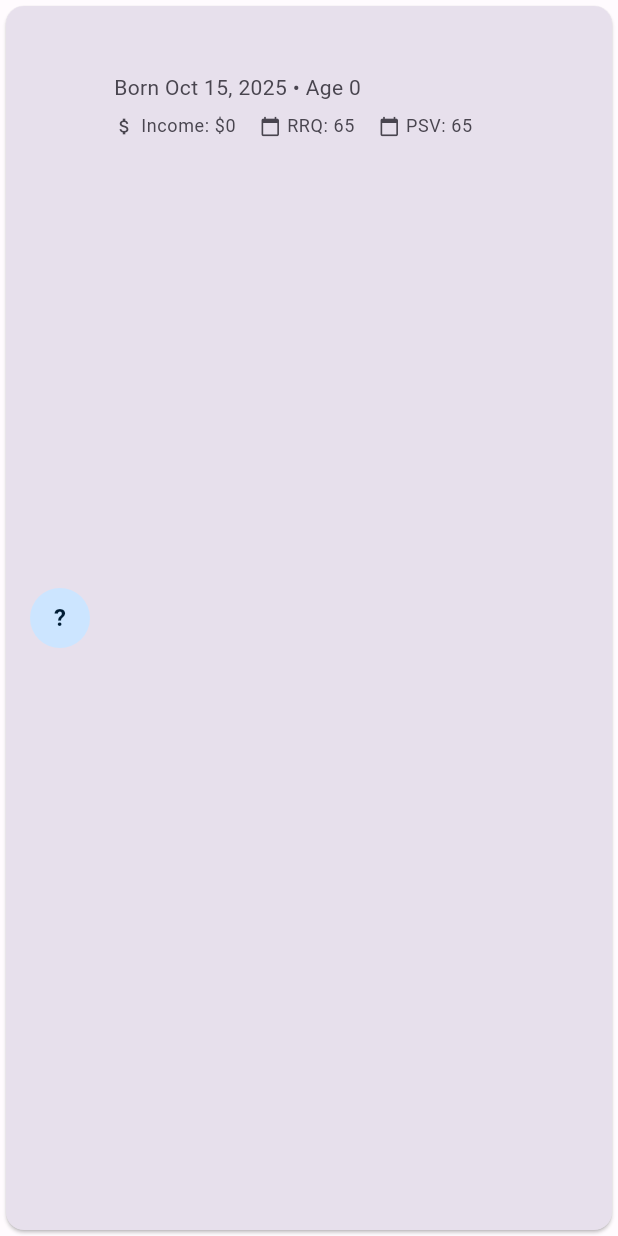
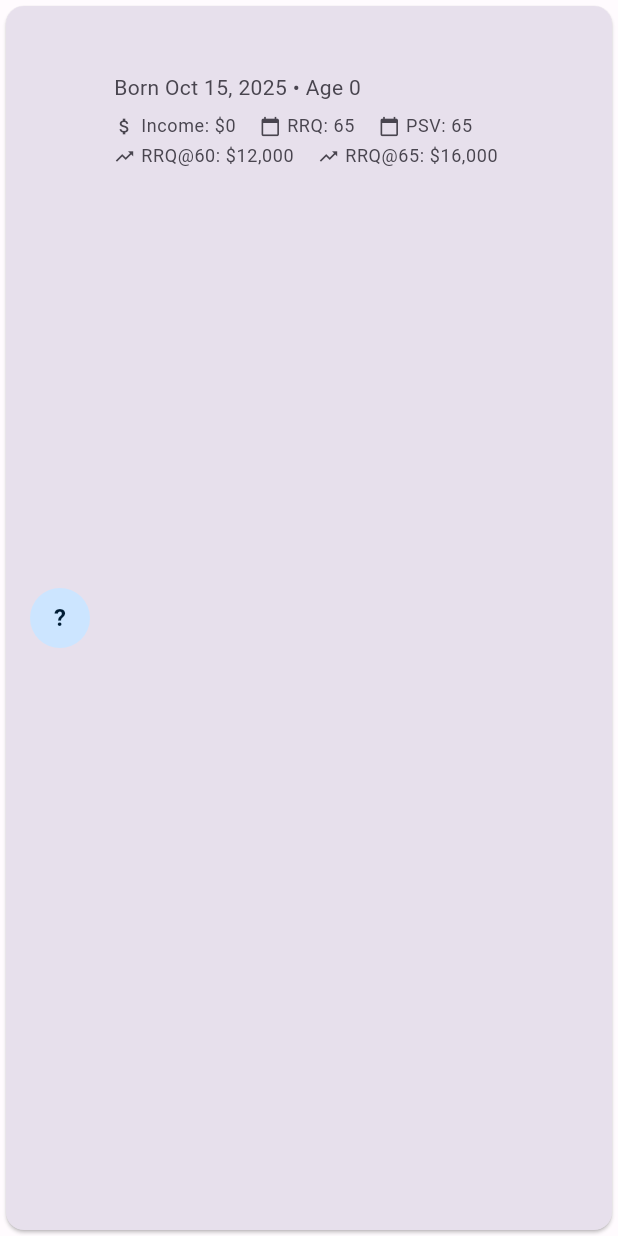
Before and after one commit to turbo2000dev/retire1, a Flutter app: the IndividualCard widget shown alone on an empty page, opened directly with empty values, on a phone screen of 412 x 824 dp. Run offline on Flutter 3.47's test engine with Material 3 defaults, Android fonts, the phone set to English and light mode, and no system bars; our stand-ins replace cloud_firestore, data_table_2, firebase_auth, firebase_core, firebase_storage, fl_chart and 6 more; missing offline and left inert: dart:html; accounts and stored records are empty; generated files the repository leaves out were written again.

Commit message:
Add projected RRQ parameters at age 60 and 65 to Individual
Add two new parameters to Individual model:
- projectedRrqAt60: Projected annual RRQ benefit if starting at age 60
- projectedRrqAt65: Projected annual RRQ benefit if starting at age 65

These allow users to specify expected RRQ amounts at different retirement ages,
providing more accurate projection calculations based on their actual RRQ estimates.

Changes:
- Update Individual domain model with new fields (with defaults: 12000 at 60, 16000 at 65)
- Keep rrqAnnualBenefit for backward compatibility (marked as deprecated)
- Add text fields in IndividualDialog for editing the new parameters
- Display new parameters in IndividualCard
- Run build_runner to regenerate Freezed/JSON code
- Export/import automatically handle new fields via toJson/fromJson

Note: Firestore and export/import will automatically handle the new fields
since they use the generated toJson/fromJson methods.

🤖 Generated with [Claude Code](https://claude.com/claude-code)

Co-Authored-By: Claude <noreply@anthropic.com>

```diff
--- a/lib/features/project/domain/individual.dart
+++ b/lib/features/project/domain/individual.dart
@@ -20,7 +20,9 @@ class Individual with _$Individual {
     @Default(0.0) double employmentIncome, // Annual salary
     @Default(65) int rrqStartAge, // RRQ start age (60-70)
     @Default(65) int psvStartAge, // PSV start age (65-70, OAS age)
-    @Default(16000.0) double rrqAnnualBenefit, // Expected annual RRQ benefit at 65
+    @Default(16000.0) double rrqAnnualBenefit, // Expected annual RRQ benefit at 65 (deprecated, kept for backward compatibility)
+    @Default(12000.0) double projectedRrqAt60, // Projected annual RRQ benefit if starting at age 60
+    @Default(16000.0) double projectedRrqAt65, // Projected annual RRQ benefit if starting at age 65
     @Default(0.0) double initialCeliRoom, // Initial CELI contribution room available
   }) = _Individual;
 
--- a/lib/features/project/presentation/widgets/individual_card.dart
+++ b/lib/features/project/presentation/widgets/individual_card.dart
@@ -78,6 +78,16 @@ class IndividualCard extends StatelessWidget {
                         Icons.calendar_today,
                         'PSV: ${individual.psvStartAge}',
                       ),
+                      _buildInfoChip(
+                        context,
+                        Icons.trending_up,
+                        'RRQ@60: ${NumberFormat.currency(symbol: '\$', decimalDigits: 0).format(individual.projectedRrqAt60)}',
+                      ),
+                      _buildInfoChip(
+                        context,
+                        Icons.trending_up,
+                        'RRQ@65: ${NumberFormat.currency(symbol: '\$', decimalDigits: 0).format(individual.projectedRrqAt65)}',
+                      ),
                     ],
                   ),
                 ],
```
Also changed, not shown: lib/features/assets/presentation/widgets/real_estate_form.dart (+21 -51 lines), lib/features/project/presentation/widgets/individual_dialog.dart (+64 -0 lines), lib/features/project/domain/individual.freezed.dart, lib/features/project/domain/individual.g.dart, 1 other file.
